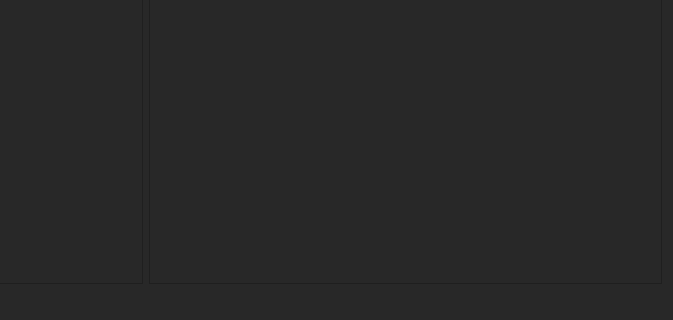
The window that src/UI/TaskViewer.ui (akukhta/LeetCodeApp) describes before a commit, drawn with Qt 5; both pictures show x 382 to 1055 and y 237 to 557 of the 1055 by 557 pixel window.
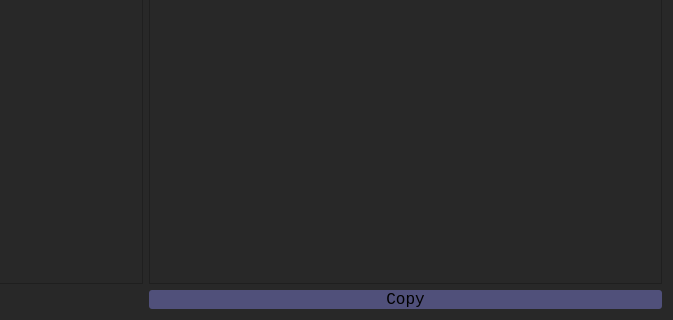
The same window after the commit.

Commit message: Copy code feature added

```diff
--- a/src/UI/TaskViewer.ui
+++ b/src/UI/TaskViewer.ui
@@ -88,6 +88,32 @@
           </property>
          </widget>
         </item>
+        <item row="3" column="1">
+         <widget class="QPushButton" name="copyBtn">
+          <property name="font">
+           <font>
+            <family>Courier New</family>
+            <pointsize>12</pointsize>
+           </font>
+          </property>
+          <property name="styleSheet">
+           <string notr="true">QPushButton
+{
+		border:2px;
+		background: 2px solid  rgb(80, 80, 122);
+		border-radius: 3px;
+}
+
+QPushButton:hover:!pressed
+{
+background: 2px solid  rgb(93, 148, 149);
+}</string>
+          </property>
+          <property name="text">
+           <string>Copy</string>
+          </property>
+         </widget>
+        </item>
        </layout>
       </item>
      </layout>
```
The commit also changes 3 other files.
